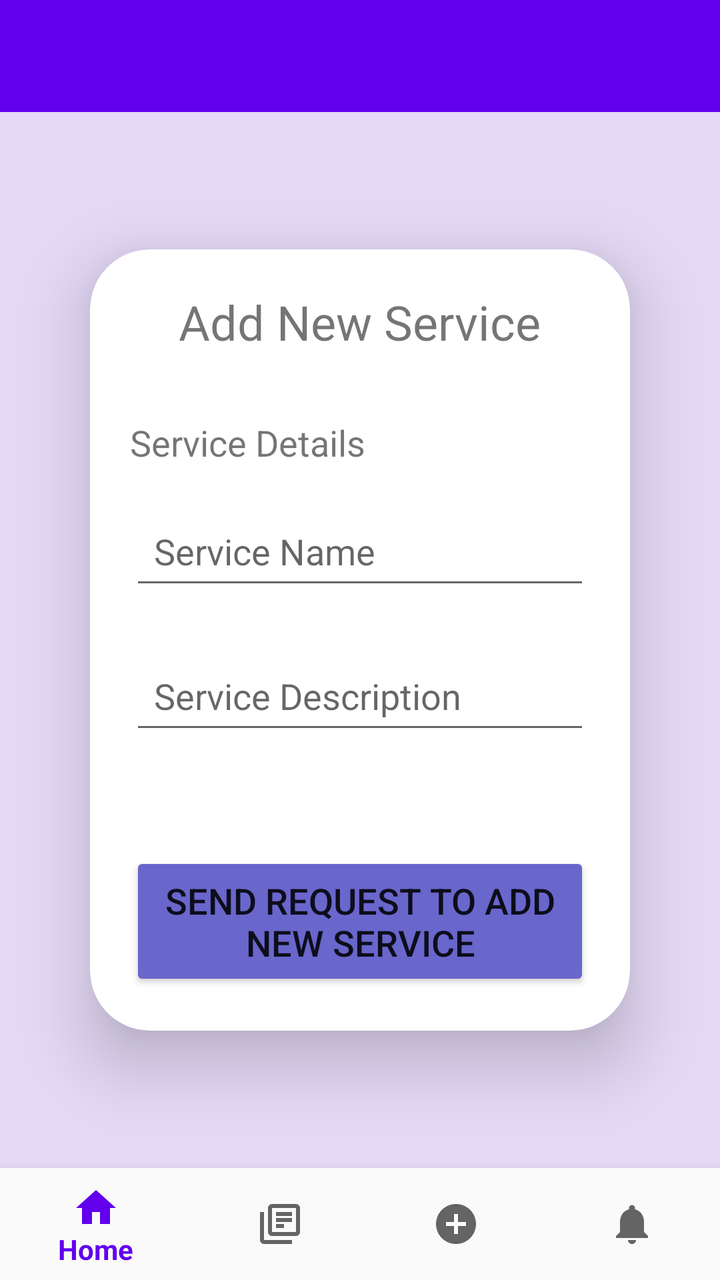
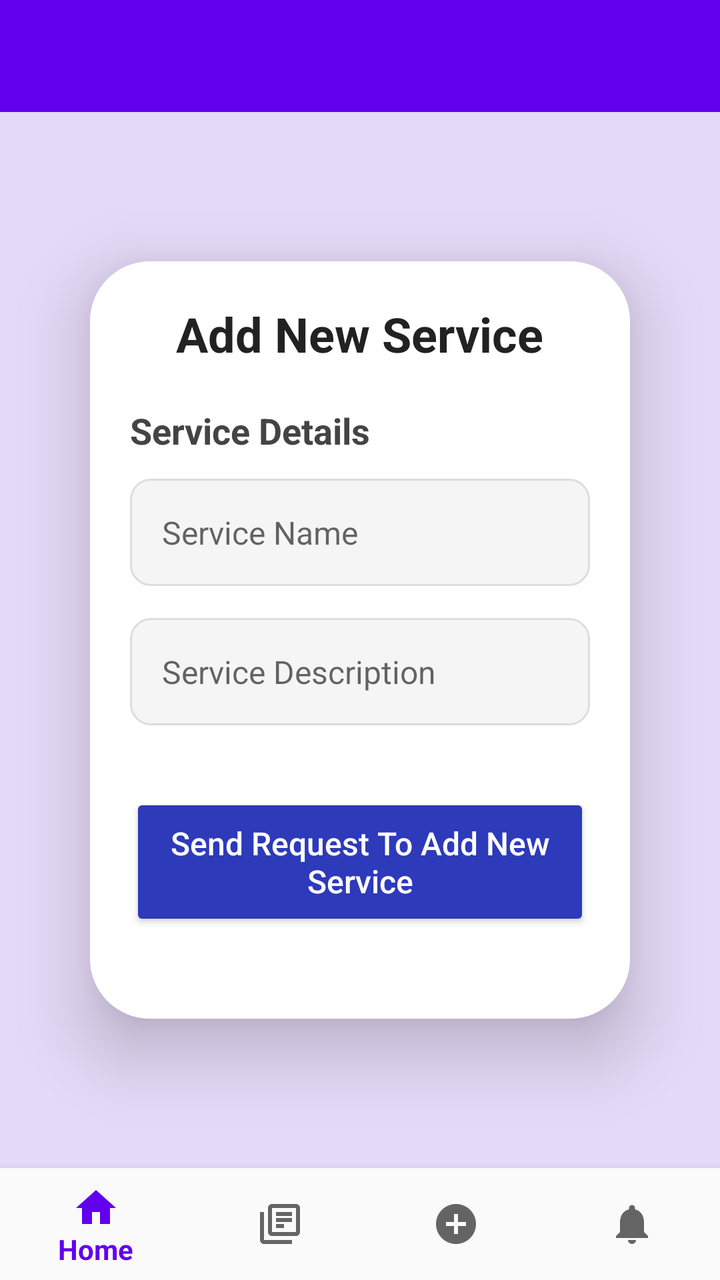

An Android layout rendered at two revisions. The XML below is the earlier revision; the diff shows what the commit changed to produce the second picture.
<!-- AndroidManifest.xml: application theme AppTheme -->
<!-- res/layout/activity_add.xml -->
<?xml version="1.0" encoding="utf-8"?>
<androidx.constraintlayout.widget.ConstraintLayout
    xmlns:android="http://schemas.android.com/apk/res/android"
    xmlns:app="http://schemas.android.com/apk/res-auto"
    xmlns:tools="http://schemas.android.com/tools"
    android:layout_width="match_parent"
    android:layout_height="match_parent"
    android:background="#E4D9F6"
    tools:context=".AddActivity">

    
    <com.google.android.material.appbar.AppBarLayout
        android:id="@+id/appBarLayout"
        android:layout_width="0dp"
        android:layout_height="wrap_content"
        android:theme="@style/AppTheme.AppBarOverlay"
        app:layout_constraintTop_toTopOf="parent"
        app:layout_constraintStart_toStartOf="parent"
        app:layout_constraintEnd_toEndOf="parent">

        <androidx.appcompat.widget.Toolbar
            android:id="@+id/toolbar"
            android:layout_width="match_parent"
            android:layout_height="?attr/actionBarSize"
            android:background="?attr/colorPrimary"
            app:popupTheme="@style/AppTheme.PopupOverlay" />
    </com.google.android.material.appbar.AppBarLayout>

    
    <androidx.cardview.widget.CardView
        android:id="@+id/cardView"
        android:layout_width="270dp"
        android:layout_height="wrap_content"
        android:layout_margin="16dp"
        app:cardCornerRadius="30dp"
        app:cardElevation="20dp"
        app:layout_constraintTop_toBottomOf="@id/appBarLayout"
        app:layout_constraintBottom_toTopOf="@id/bottom_navigation"
        app:layout_constraintStart_toStartOf="parent"
        app:layout_constraintEnd_toEndOf="parent"
        app:layout_constraintVertical_bias="0.5">

        <ScrollView
            android:layout_width="match_parent"
            android:layout_height="wrap_content">

            <LinearLayout
                android:orientation="vertical"
                android:layout_width="match_parent"
                android:layout_height="wrap_content"
                android:padding="20dp">

                
                <TextView
                    android:layout_width="wrap_content"
                    android:layout_height="wrap_content"
                    android:text="Add New Service"
                    android:textSize="24sp"
                    android:layout_marginBottom="16dp"
                    android:layout_gravity="center_horizontal"
                    android:paddingBottom="16dp" />

                
                <TextView
                    android:layout_width="wrap_content"
                    android:layout_height="wrap_content"
                    android:text="Service Details"
                    android:textSize="18sp"
                    android:layout_marginBottom="10dp"
                    android:paddingBottom="8dp" />

                
                <EditText
                    android:id="@+id/serviceNameInput"
                    android:layout_width="match_parent"
                    android:layout_height="wrap_content"
                    android:hint="Service Name"
                    android:padding="12dp"
                    android:layout_marginBottom="24dp"/>

                
                <EditText
                    android:id="@+id/serviceDescription"
                    android:layout_width="match_parent"
                    android:layout_height="wrap_content"
                    android:hint="Service Description"
                    android:padding="12dp"
                    android:layout_marginBottom="24dp"/>

                
                <Button
                    android:id="@+id/addCardButton"
                    android:layout_width="match_parent"
                    android:layout_height="wrap_content"
                    android:text="Send Request To Add New Service"
                    style="@style/ButtonStyle"
                    android:padding="12dp"/>

            </LinearLayout>
        </ScrollView>
    </androidx.cardview.widget.CardView>

    
    <com.google.android.material.bottomnavigation.BottomNavigationView
        android:id="@+id/bottom_navigation"
        android:layout_width="0dp"
        android:layout_height="wrap_content"
        android:layout_marginTop="8dp"
        android:background="?android:attr/windowBackground"
        app:menu="@menu/bottom_navigation_menu"
        app:layout_constraintBottom_toBottomOf="parent"
        app:layout_constraintStart_toStartOf="parent"
        app:layout_constraintEnd_toEndOf="parent"/>

</androidx.constraintlayout.widget.ConstraintLayout>
<!-- resources referenced by this layout -->
<resources>
  <style name="AppTheme.AppBarOverlay" parent="ThemeOverlay.AppCompat.Dark.ActionBar" />
  <style name="AppTheme.PopupOverlay" parent="ThemeOverlay.AppCompat.Light" />
  <style name="ButtonStyle">
          <item name="android:backgroundTint">@color/lavender</item>
          <item name="android:layout_marginTop">30dp</item>
          <item name="android:layout_width">match_parent</item>
          <item name="android:layout_height">60dp</item>
          <item name="android:textSize">18sp</item>
          <item name="cornerRadius">20dp</item>
      </style>
  <style name="AppTheme" parent="Theme.AppCompat.Light.NoActionBar">
          <item name="colorPrimary">@color/colorPrimary</item>
          <item name="colorPrimaryDark">@color/colorPrimaryDark</item>
          <item name="colorAccent">@color/colorAccent</item>
          
  
          <item name="colorSecondary">@color/teal_200</item>
          <item name="colorSecondaryVariant">@color/teal_700</item>
          <item name="colorOnSecondary">@color/black</item>
          
          <item name="android:statusBarColor">?attr/colorPrimaryVariant</item>
      </style>
  <color name="lavender">#6966CC</color>
  <color name="colorPrimary">#6200EE</color>
  <color name="colorPrimaryDark">#3700B3</color>
  <color name="colorAccent">#03DAC5</color>
  <color name="teal_200">#FF03DAC5</color>
  <color name="teal_700">#FF018786</color>
  <color name="black">#FF000000</color>
</resources>

<!-- the commit's change to res/layout/activity_add.xml (unified diff, before → after) -->
@@ -48,7 +48,8 @@
                 android:orientation="vertical"
                 android:layout_width="match_parent"
                 android:layout_height="wrap_content"
-                android:padding="20dp">
+                android:padding="20dp"
+                android:background="@color/white">
 
                 
                 <TextView
@@ -56,9 +57,10 @@
                     android:layout_height="wrap_content"
                     android:text="Add New Service"
                     android:textSize="24sp"
-                    android:layout_marginBottom="16dp"
-                    android:layout_gravity="center_horizontal"
-                    android:paddingBottom="16dp" />
+                    android:textStyle="bold"
+                    android:textColor="#222222"
+                    android:layout_marginBottom="20dp"
+                    android:layout_gravity="center_horizontal" />
 
                 
                 <TextView
@@ -66,8 +68,9 @@
                     android:layout_height="wrap_content"
                     android:text="Service Details"
                     android:textSize="18sp"
-                    android:layout_marginBottom="10dp"
-                    android:paddingBottom="8dp" />
+                    android:textStyle="bold"
+                    android:textColor="#444444"
+                    android:layout_marginBottom="12dp" />
 
                 
                 <EditText
@@ -75,8 +78,11 @@
                     android:layout_width="match_parent"
                     android:layout_height="wrap_content"
                     android:hint="Service Name"
-                    android:padding="12dp"
-                    android:layout_marginBottom="24dp"/>
+                    android:background="@drawable/edittext_background"
+                    android:padding="16dp"
+                    android:textColor="#000000"
+                    android:textSize="16sp"
+                    android:layout_marginBottom="16dp" />
 
                 
                 <EditText
@@ -84,8 +90,11 @@
                     android:layout_width="match_parent"
                     android:layout_height="wrap_content"
                     android:hint="Service Description"
-                    android:padding="12dp"
-                    android:layout_marginBottom="24dp"/>
+                    android:background="@drawable/edittext_background"
+                    android:padding="16dp"
+                    android:textColor="#000000"
+                    android:textSize="16sp"
+                    android:layout_marginBottom="24dp" />
 
                 
                 <Button
@@ -93,11 +102,18 @@
                     android:layout_width="match_parent"
                     android:layout_height="wrap_content"
                     android:text="Send Request To Add New Service"
-                    style="@style/ButtonStyle"
-                    android:padding="12dp"/>
+                    android:textAllCaps="false"
+                    android:textColor="@android:color/white"
+                    android:textSize="16sp"
+                    android:backgroundTint="#2D3ABA"
+                    android:padding="14dp"
+                    android:layout_marginTop="10dp"
+                    android:layout_marginBottom="24dp"
+                    android:fontFamily="sans-serif-medium"/>
 
             </LinearLayout>
         </ScrollView>
+
     </androidx.cardview.widget.CardView>
 
     
<!-- resource entries referenced after the edit -->
@@ -1,15 +1,16 @@
 <!-- resources referenced by this layout -->
 <resources>
+  <color name="white">#FFFFFFFF</color>
+  <!-- drawable edittext_background (drawable) -->
+  <?xml version="1.0" encoding="utf-8"?>
+  <shape xmlns:android="http://schemas.android.com/apk/res/android"
+      android:shape="rectangle">
+      <solid android:color="#F5F5F5"/>
+      <stroke android:width="1dp" android:color="#DDDDDD"/>
+      <corners android:radius="10dp"/>
+  </shape>
   <style name="AppTheme.AppBarOverlay" parent="ThemeOverlay.AppCompat.Dark.ActionBar" />
   <style name="AppTheme.PopupOverlay" parent="ThemeOverlay.AppCompat.Light" />
-  <style name="ButtonStyle">
-          <item name="android:backgroundTint">@color/lavender</item>
-          <item name="android:layout_marginTop">30dp</item>
-          <item name="android:layout_width">match_parent</item>
-          <item name="android:layout_height">60dp</item>
-          <item name="android:textSize">18sp</item>
-          <item name="cornerRadius">20dp</item>
-      </style>
   <style name="AppTheme" parent="Theme.AppCompat.Light.NoActionBar">
           <item name="colorPrimary">@color/colorPrimary</item>
           <item name="colorPrimaryDark">@color/colorPrimaryDark</item>
@@ -22,7 +23,6 @@
           
           <item name="android:statusBarColor">?attr/colorPrimaryVariant</item>
       </style>
-  <color name="lavender">#6966CC</color>
   <color name="colorPrimary">#6200EE</color>
   <color name="colorPrimaryDark">#3700B3</color>
   <color name="colorAccent">#03DAC5</color>
